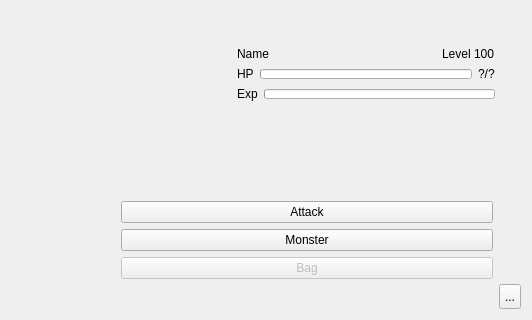
This is client/base/interface/BaseWindow.ui in alphaonex86/CatchChallenger as Qt 5 draws it before an edit; both pictures show x 268 to 800 and y 280 to 600 of the 800 by 600 pixel window. The edited form follows.
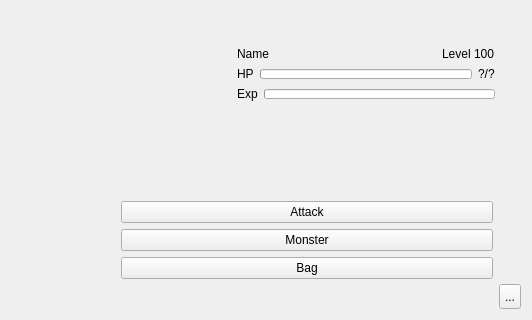
This is the edited form. The open tabs and pages were chosen to show the change. Icons and pictures are not drawn.

Diff of the .ui file:
```diff
--- a/client/base/interface/BaseWindow.ui
+++ b/client/base/interface/BaseWindow.ui
@@ -2927,9 +2927,6 @@
              </item>
              <item>
               <widget class="QPushButton" name="pushButtonFightBag">
-               <property name="enabled">
-                <bool>false</bool>
-               </property>
                <property name="text">
                 <string>Bag</string>
                </property>
```
Left out of the diff: 26 changed lines with no effect on the pictures.
